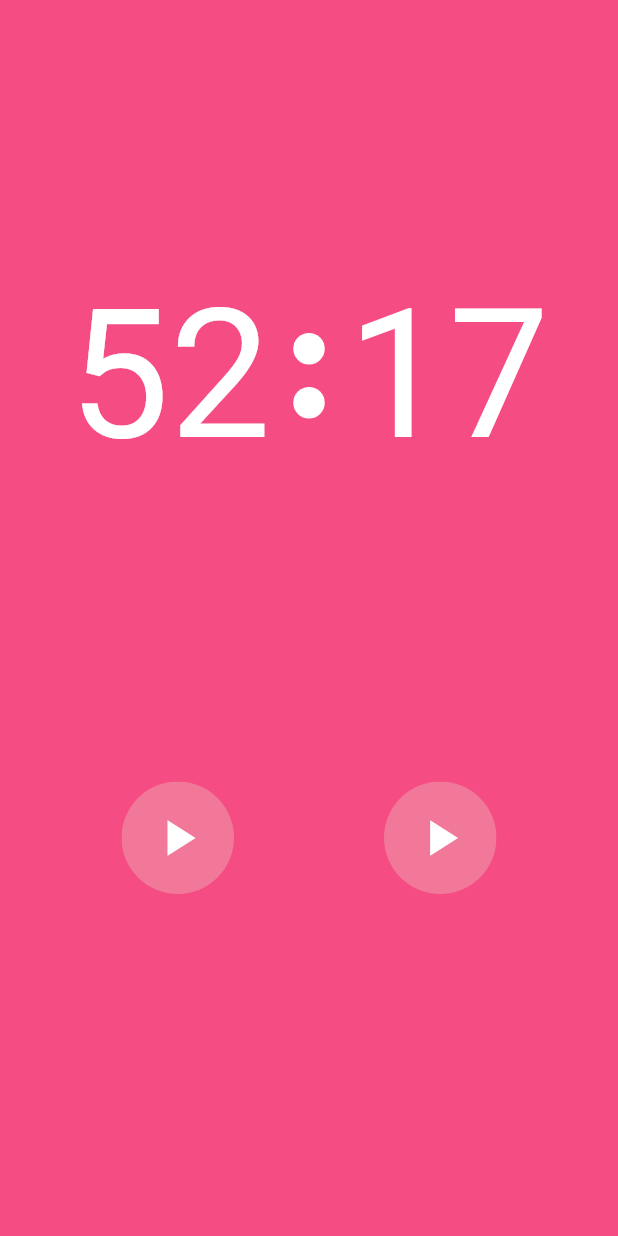
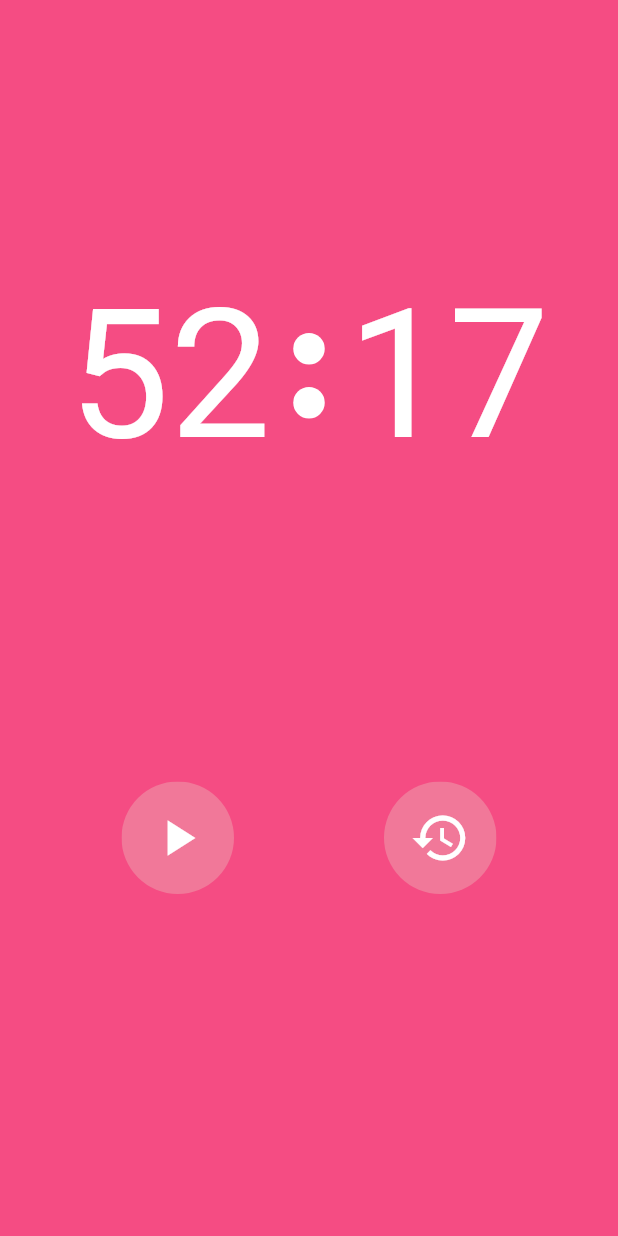
Before and after one commit to Tarster/5217, a Flutter app: the screen it shows after launch, on a phone screen of 412 x 824 dp. Run offline on Flutter 3.47's test engine with Material 2 defaults, Android fonts, the phone set to English and light mode, and no system bars.

Commit message:
Basic layout complete

```diff
--- a/lib/Clock.dart
+++ b/lib/Clock.dart
@@ -47,9 +47,11 @@ class _ClockViewState extends State<ClockView> {
         Row(
           mainAxisAlignment: MainAxisAlignment.center,
           children: <Widget>[
-            _clickableButton(),
-            SizedBox(width: 100,),
-            _clickableButton(),
+            _clickableButton(Icons.play_arrow),
+            SizedBox(
+              width: 100,
+            ),
+            _clickableButton(Icons.restore),
           ],
         )
       ],
@@ -67,7 +69,7 @@ class _ClockViewState extends State<ClockView> {
     );
   }
 
-  Widget _clickableButton() {
+  Widget _clickableButton(IconData icon) {
     return ClipOval(
       child: Material(
         color: Color(0xFFF17899), // Button color
@@ -78,7 +80,7 @@ class _ClockViewState extends State<ClockView> {
             width: 75,
             height: 75,
             child: Icon(
-              Icons.play_arrow,
+              icon,
               color: Colors.white,
               size: 40,
             ),
```
